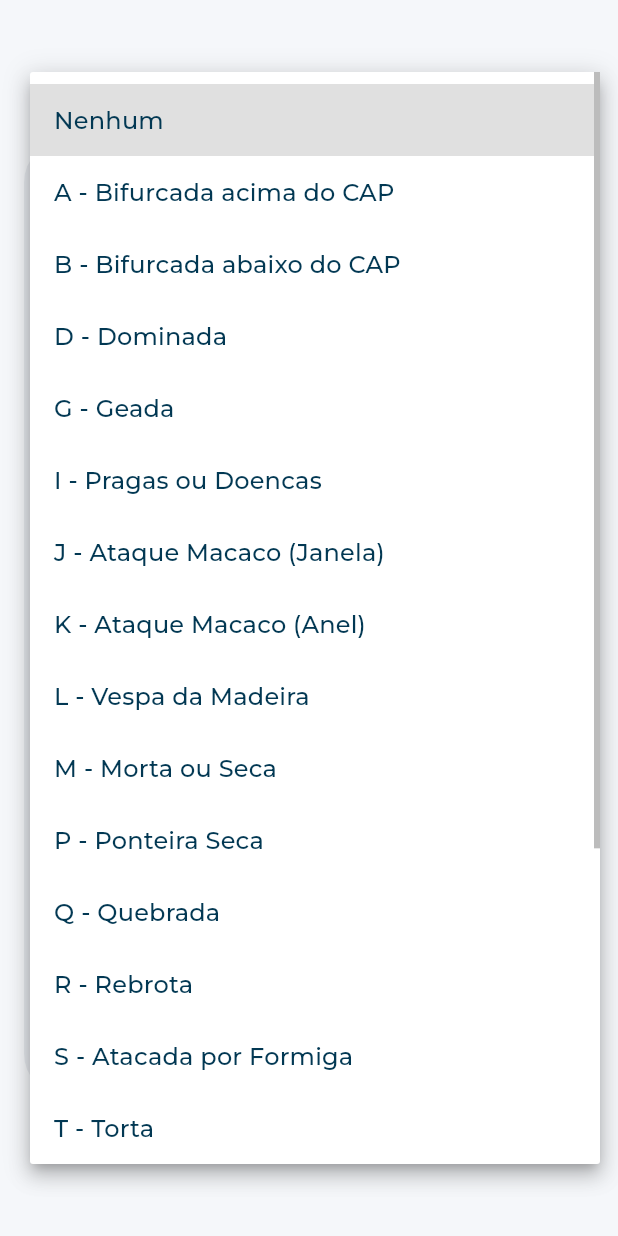
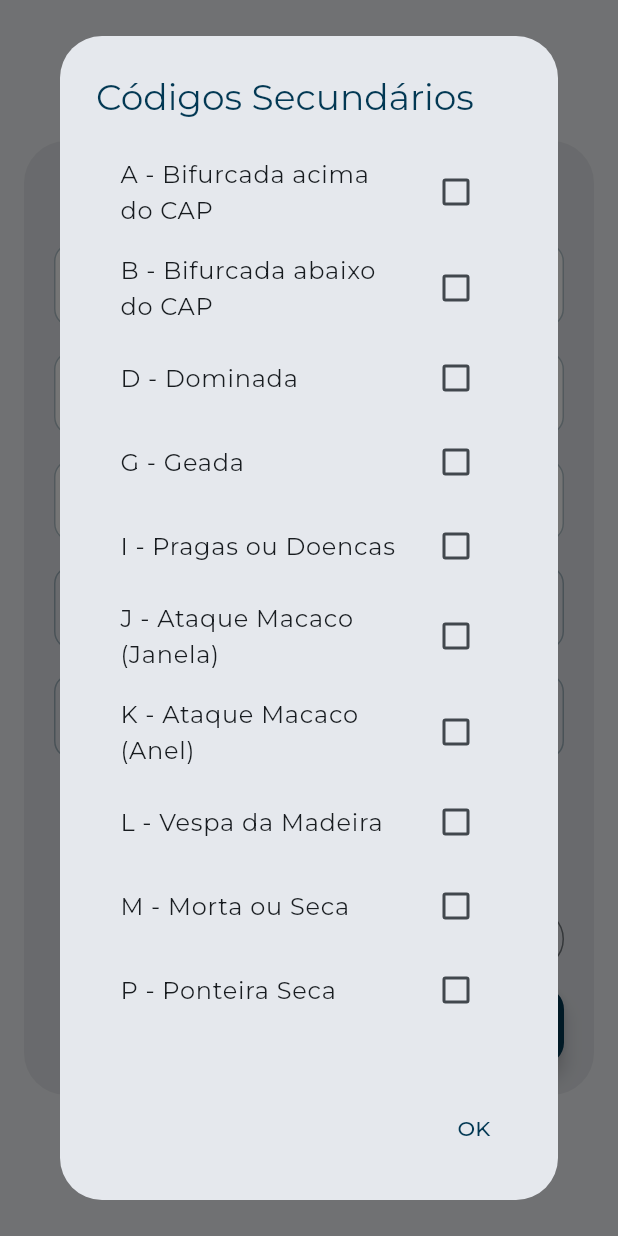
Before and after one commit to OsmarAlmeidaNetto/geoforestmobile, a Flutter app: the ArvoreDialog widget shown alone on an empty page, opened directly with empty values, after a tap on "Nenhum", on a phone screen of 412 x 824 dp. Run offline on Flutter 3.47's test engine with Material 3 defaults, Android fonts, the light colour scheme and no system bars; our stand-ins replace audioplayers, cloud_firestore, cloud_functions, connectivity_plus, csv, device_info_plus and 23 more; missing offline and left inert: firebase_app_check, flutter_archive, gal, ml_linalg, path_provider_android and 1 more; accounts and stored records are empty; generated files the repository leaves out were written again.

Commit message:
códigos multiplos

```diff
--- a/lib/widgets/arvore_dialog.dart
+++ b/lib/widgets/arvore_dialog.dart
@@ -1,5 +1,3 @@
-// Arquivo: lib/widgets/arvore_dialog.dart
-
 import 'package:flutter/material.dart';
 import 'package:geoforestv1/models/arvore_model.dart';
 import 'package:geoforestv1/models/especie_model.dart';
@@ -74,9 +72,11 @@ class _ArvoreDialogState extends State<ArvoreDialog> {
   // Lista dinâmica vinda do CSV
   List<CodigoFlorestal> _codigosDisponiveis = [];
 
-  // Regras selecionadas (Objetos CodigoFlorestal)
-  CodigoFlorestal? _regraAtual; // Código 1
-  CodigoFlorestal? _regraCodigo2; // Código 2
+  // Regra selecionada PRINCIPAL (Objeto CodigoFlorestal)
+  CodigoFlorestal? _regraAtual;
+
+  // --- MUDANÇA 1: Lista de siglas para múltiplos códigos secundários ---
+  List<String> _siglasSecundariasSelecionadas = [];
 
   bool _isLoadingCodigos = true;
   bool _fimDeLinha = false;
@@ -117,7 +117,7 @@ class _ArvoreDialogState extends State<ArvoreDialog> {
         // --- INICIALIZAÇÃO DOS CÓDIGOS SALVOS ---
         if (widget.arvoreParaEditar != null) {
            final cod1 = widget.arvoreParaEditar!.codigo;
-           final cod2 = widget.arvoreParaEditar!.codigo2;
+           final cod2String = widget.arvoreParaEditar!.codigo2; // Ex: "A,B"
 
            // Tenta encontrar o objeto do Código 1
            try {
@@ -126,11 +126,10 @@ class _ArvoreDialogState extends State<ArvoreDialog> {
              _regraAtual = _codigosDisponiveis.isNotEmpty ? _codigosDisponiveis.first : null;
            }
 
-           // Tenta encontrar o objeto do Código 2
-           if (cod2 != null && cod2.isNotEmpty) {
-             try {
-                _regraCodigo2 = _codigosDisponiveis.firstWhere((c) => c.sigla == cod2);
-             } catch (_) {}
+           // --- MUDANÇA 2: Parse da String para Lista ---
+           if (cod2String != null && cod2String.isNotEmpty) {
+             // Separa por vírgula e remove espaços
+             _siglasSecundariasSelecionadas = cod2String.split(',').map((e) => e.trim()).toList();
            }
         } else {
            // Novo cadastro: Padrão (Geralmente o primeiro da lista, 'N')
@@ -151,12 +150,10 @@ class _ArvoreDialogState extends State<ArvoreDialog> {
       final sigla = c.sigla.toUpperCase();
 
       // 2. Não pode ser um código estrutural (Normal, Falha, Caída)
-      // "Uma árvore não pode ser 'Torta' e 'Normal' ao mesmo tempo"
-      // "Uma árvore não pode ser 'Torta' e 'Falha' (se é falha, não tem árvore)"
       const naoPodeSerSecundario = ['N', 'F', 'CA'];
       if (naoPodeSerSecundario.contains(sigla)) return false;
 
-      // 3. Regra extra de segurança: Se o código bloqueia CAP (tipo Falha), não deve ser secundário
+      // 3. Regra extra de segurança
       if (c.capBloqueado) return false;
 
       return true;
@@ -167,10 +164,8 @@ class _ArvoreDialogState extends State<ArvoreDialog> {
     if (novoCodigo == null) return;
     setState(() {
       _regraAtual = novoCodigo;
-      // Se mudar o código principal, e o secundário for incompatível (ex: virou igual), limpa o secundário
-      if (_regraCodigo2 != null && _regraCodigo2!.sigla == novoCodigo.sigla) {
-        _regraCodigo2 = null;
-      }
+      // Se mudar o código principal, remove ele da lista de secundários se estiver lá
+      _siglasSecundariasSelecionadas.remove(novoCodigo.sigla);
       _aplicarRegrasAosCampos();
     });
   }
@@ -232,6 +227,56 @@ class _ArvoreDialogState extends State<ArvoreDialog> {
     }
   }
 
+  // --- MUDANÇA 3: Função para mostrar o Dialog de Multi-Seleção ---
+  Future<void> _mostrarDialogoMultiplaEscolha() async {
+    final List<CodigoFlorestal> opcoes = _codigosSecundariosDisponiveis;
+
+    await showDialog(
+      context: context,
+      builder: (ctx) {
+        return StatefulBuilder(
+          builder: (context, setDialogState) {
+            return AlertDialog(
+              title: const Text("Códigos Secundários"),
+              content: SizedBox(
+                width: double.maxFinite,
+                child: ListView.builder(
+                  shrinkWrap: true,
+                  itemCount: opcoes.length,
+                  itemBuilder: (ctx, index) {
+                    final cod = opcoes[index];
+                    final isSelected = _siglasSecundariasSelecionadas.contains(cod.sigla);
+                    return CheckboxListTile(
+                      title: Text("${cod.sigla} - ${cod.descricao}"),
+                      value: isSelected,
+                      onChanged: (bool? val) {
+                        setDialogState(() {
+                          if (val == true) {
+                            _siglasSecundariasSelecionadas.add(cod.sigla);
+                          } else {
+                            _siglasSecundariasSelecionadas.remove(cod.sigla);
+                          }
+                        });
+                        // Atualiza a tela principal também
+                        this.setState(() {});
+                      },
+                    );
+                  },
+                ),
+              ),
+              actions: [
+                TextButton(
+                  onPressed: () => Navigator.pop(context),
+                  child: const Text("OK"),
+                )
+              ],
+            );
+          },
+        );
+      },
+    );
+  }
+
   @override
   void dispose() {
     _capController.dispose();
@@ -261,7 +306,14 @@ class _ArvoreDialogState extends State<ArvoreDialog> {
 
       // Obtém a String (Sigla) dos códigos selecionados
       String codigoParaSalvar = _regraAtual?.sigla ?? "N";
-      String? codigo2ParaSalvar = _regraCodigo2?.sigla;
+
+      // --- MUDANÇA 4: Juntar os códigos secundários numa String ---
+      // Exemplo: se selecionou 'T' e 'V', vira "T,V"
+      String? codigo2ParaSalvar;
+      if (_siglasSecundariasSelecionadas.isNotEmpty) {
+        _siglasSecundariasSelecionadas.sort(); // Opcional: ordenar alfabeticamente
+        codigo2ParaSalvar = _siglasSecundariasSelecionadas.join(',');
+      }
 
       // Regra de Dominante (Se o código for H, salva como N mas marca flag)
       bool isDominante = (widget.arvoreParaEditar?.dominante ?? false);
@@ -280,7 +332,7 @@ class _ArvoreDialogState extends State<ArvoreDialog> {
         posicaoNaLinha: posicao,
 
         codigo: codigoParaSalvar, // String
-        codigo2: codigo2ParaSalvar, // String
+        codigo2: codigo2ParaSalvar, // String (agora pode ser "A,B")
 
         fimDeLinha: _fimDeLinha,
         dominante: isDominante,
@@ -385,24 +437,23 @@ class _ArvoreDialogState extends State<ArvoreDialog> {
 
                       const SizedBox(height: 16),
 
-                      // 2. DROPDOWN SECUNDÁRIO (Lista Filtrada)
-                      DropdownButtonFormField<CodigoFlorestal>(
-                        value: _regraCodigo2,
-                        isExpanded: true,
-                        decoration: const InputDecoration(
-                          labelText: 'Código 2 (Opcional)',
+                      // --- MUDANÇA 5: NOVO SELETOR MÚLTIPLO ---
+                      InkWell(
+                        onTap: _mostrarDialogoMultiplaEscolha,
+                        child: InputDecorator(
+                          decoration: const InputDecoration(
+                            labelText: 'Códigos Secundários',
+                            border: OutlineInputBorder(),
+                            suffixIcon: Icon(Icons.arrow_drop_down),
+                          ),
+                          child: Text(
+                            _siglasSecundariasSelecionadas.isEmpty
+                                ? 'Nenhum'
+                                : _siglasSecundariasSelecionadas.join(', '),
+                            style: const TextStyle(fontSize: 16),
+                            overflow: TextOverflow.ellipsis,
+                          ),
                         ),
-                        items: [
-                          const DropdownMenuItem(value: null, child: Text('Nenhum')),
-                          // Usa a lista filtrada aqui
-                          ..._codigosSecundariosDisponiveis.map((cod) {
-                             return DropdownMenuItem(
-                               value: cod,
-                               child: Text("${cod.sigla} - ${cod.descricao}", overflow: TextOverflow.ellipsis),
-                             );
-                          }),
-                        ],
-                        onChanged: (val) => setState(() => _regraCodigo2 = val),
                       ),
 
                       const SizedBox(height: 16),
```
